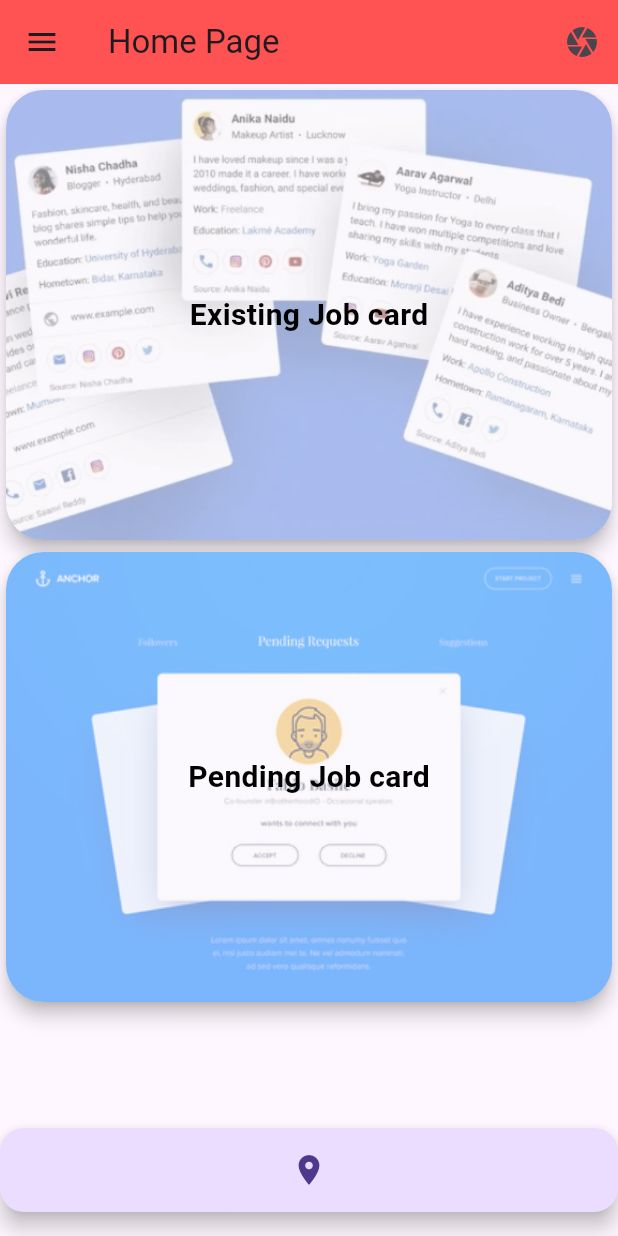
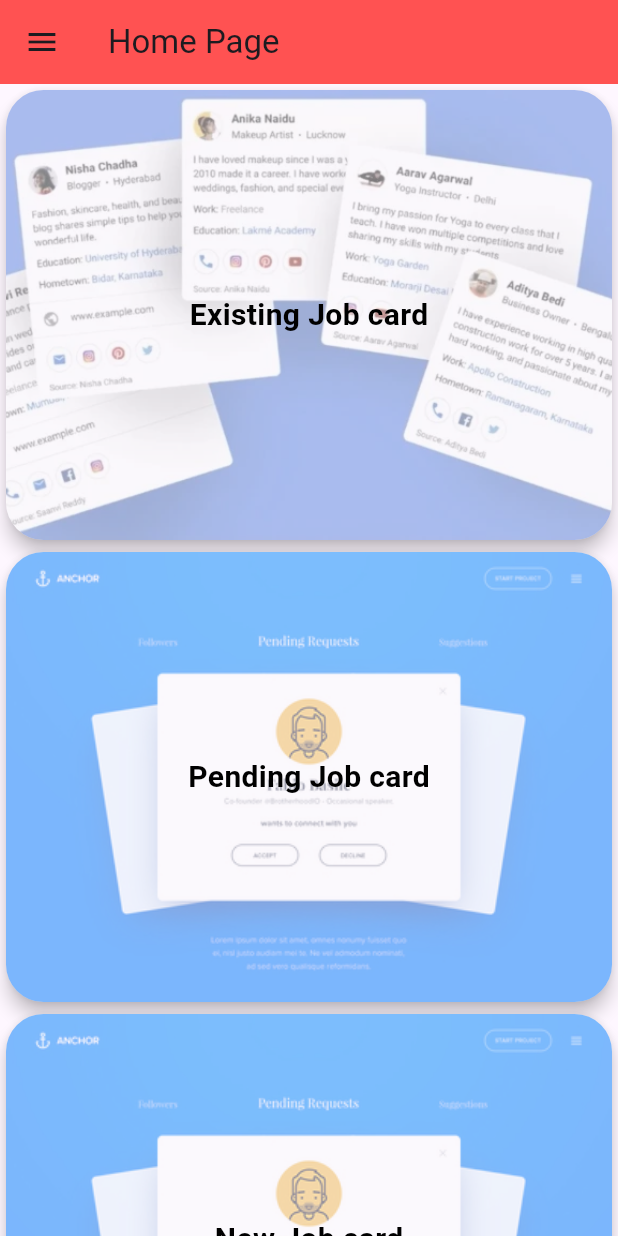
Before and after one commit to MATHAN4023/CodeFlink_Task1, a Flutter app: the HomePage screen opened directly, on a phone screen of 412 x 824 dp. Run offline on Flutter 3.47's test engine with Material 3 defaults, Android fonts, the light colour scheme and no system bars; our stand-ins replace camera, carousel_slider.

Commit message:
code update

```diff
--- a/codeflink/lib/Pages/HomePage.dart
+++ b/codeflink/lib/Pages/HomePage.dart
@@ -1,68 +1,67 @@
+import 'package:codeflink/Pages/CamaraAccess.dart';
 import 'package:codeflink/Pages/PendingJobCard.dart';
 import 'package:flutter/material.dart';
-import 'package:geolocator/geolocator.dart'; // Import geolocator package
 
-import 'CamaraAccess.dart'; // Import CamAccess
 import 'Inbox.dart';
 import 'LoginPage.dart';
 
 class HomePage extends StatelessWidget {
   const HomePage({Key? key}) : super(key: key);
 
-  // Function to get user's location
-  Future<void> _getLocation(BuildContext context) async {
-    try {
-      bool serviceEnabled;
-      LocationPermission permission;
-
-      // Check if location services are enabled
-      serviceEnabled = await Geolocator.isLocationServiceEnabled();
-      if (!serviceEnabled) {
-        print('Location services are disabled.');
-        return;
-      }
-
-      // Request location permission
-      permission = await Geolocator.checkPermission();
-      if (permission == LocationPermission.denied) {
-        permission = await Geolocator.requestPermission();
-        if (permission == LocationPermission.denied) {
-          print('Location permission is denied.');
-          return;
-        }
-      }
-
-      if (permission == LocationPermission.deniedForever) {
-        print(
-            'Location permissions are permanently denied, we cannot request permissions.');
-        return;
-      }
-
-      // Get user's current location
-      Position position = await Geolocator.getCurrentPosition();
-      // Display latitude and longitude in a dialog
-      showDialog(
-        context: context,
-        builder: (BuildContext context) {
-          return AlertDialog(
-            title: Text('Current Location'),
-            content: Text(
-                'Latitude: ${position.latitude}\nLongitude: ${position.longitude}'),
-            actions: <Widget>[
-              TextButton(
-                onPressed: () {
-                  Navigator.of(context).pop();
-                },
-                child: Text('Close'),
-              ),
-            ],
-          );
-        },
-      );
-    } catch (e) {
-      print('Error getting location: $e');
-    }
-  }
+  // // Function to get user's location
+  // Future<void> _getLocation(BuildContext context) async {
+  //   try {
+  //     bool serviceEnabled;
+  //     LocationPermission permission;
+  //
+  //     // Check if location services are enabled
+  //     serviceEnabled = await Geolocator.isLocationServiceEnabled();
+  //     if (!serviceEnabled) {
+  //       print('Location services are disabled.');
+  //       return;
+  //     }
+  //
+  //     // Request location permission
+  //     permission = await Geolocator.checkPermission();
+  //     if (permission == LocationPermission.denied) {
+  //       permission = await Geolocator.requestPermission();
+  //       if (permission == LocationPermission.denied) {
+  //         print('Location permission is denied.');
+  //         return;
+  //       }
+  //     }
+  //
+  //     if (permission == LocationPermission.deniedForever) {
+  //       print(
+  //           'Location permissions are permanently denied, we cannot request permissions.');
+  //       return;
+  //     }
+  //
+  //     // Get user's current location
+  //     Position position = await Geolocator.getCurrentPosition();
+  //     // Display latitude and longitude in a dialog
+  //     showDialog(
+  //       context: context,
+  //       builder: (BuildContext context) {
+  //         return AlertDialog(
+  //           title: Text('Current Location'),
+  //           content: Text(
+  //               'Latitude: ${position.latitude}\nLongitude: ${position.longitude}'),
+  //           actions: <Widget>[
+  //             TextButton(
+  //               onPressed: () {
+  //                 Navigator.of(context).pop();
+  //               },
+  //               child: Text('Close'),
+  //             ),
+  //           ],
+  //         );
+  //       },
+  //     );
+  //   } catch (e) {
+  //     print('Error getting location: $e');
+  //   }
+  // }
 
   @override
   Widget build(BuildContext context) {
@@ -70,16 +69,18 @@ class HomePage extends StatelessWidget {
       appBar: AppBar(
         title: Text("Home Page"),
         backgroundColor: Colors.redAccent,
-        actions: [
-          IconButton(
-            icon: Icon(Icons.camera),
-            onPressed: () {
-              Navigator.of(context).pushReplacement(
-                MaterialPageRoute(builder: (context) => const CamAccess()),
-              );
-            },
-          ),
-        ],
+
+        // //Camara Icon In Home Screen -
+        // actions: [
+        //   IconButton(
+        //     icon: Icon(Icons.camera),
+        //     onPressed: () {
+        //       Navigator.of(context).pushReplacement(
+        //         MaterialPageRoute(builder: (context) => const CamAccess()),
+        //       );
+        //     },
+        //   ),
+        // ],
       ),
       drawer: Drawer(
         backgroundColor: Colors.white,
@@ -108,7 +109,7 @@ class HomePage extends StatelessWidget {
               height: 10,
             ),
             ListTile(
-              title: Text("New Job card"),
+              title: Text("Tracking Order"),
               leading: Icon(Icons.add_chart_rounded),
               onTap: () => Navigator.of(context).pushReplacement(
                 MaterialPageRoute(builder: (context) => const CamAccess()),
@@ -232,22 +233,62 @@ class HomePage extends StatelessWidget {
                     ),
                   ),
                 ),
+                Card(
+                  elevation: 5,
+                  shape: RoundedRectangleBorder(
+                    borderRadius:
+                        BorderRadius.circular(25.0), // Set border radius here
+                  ),
+                  child: InkWell(
+                    onTap: () {
+                      Navigator.of(context).pushReplacement(
+                        MaterialPageRoute(
+                            builder: (context) => PendingJobCard()),
+                      );
+                    },
+                    child: Container(
+                      height: 300, // Increase the height as needed
+                      decoration: BoxDecoration(
+                        borderRadius: BorderRadius.circular(25.0),
+                        image: DecorationImage(
+                          image: AssetImage(
+                              'lib/Assets/HomePageImages/pendingjobcard.jpg'), // Add your image asset path
+                          fit: BoxFit.cover,
+                          colorFilter: ColorFilter.mode(
+                              Colors.black.withOpacity(0.5),
+                              BlendMode
+                                  .dstATop), // Adjust opacity here (0.5 means 50% opacity)
+                        ),
+                      ),
 
+                      child: Center(
+                        child: Text(
+                          'New Job card',
+                          style: TextStyle(
+                            color: Colors.black,
+                            fontWeight: FontWeight.bold,
+                            fontSize: 20.0,
+                          ),
+                        ),
+                      ),
+                    ),
+                  ),
+                ),
               ],
             ),
           ),
           // Positioned widget to show location at the center
-          Positioned(
-            bottom: 16, // Adjust position as needed
-            left: 0,
-            right: 0,
-            child: FloatingActionButton(
-              onPressed: () =>
-                  _getLocation(context), // Call _getLocation function
-              tooltip: 'Get Location',
-              child: Icon(Icons.location_on),
-            ),
-          ),
+          // Positioned(
+          //   bottom: 16, // Adjust position as needed
+          //   left: 0,
+          //   right: 0,
+          //   child: FloatingActionButton(
+          //     onPressed: () =>
+          //         _getLocation(context), // Call _getLocation function
+          //     tooltip: 'Get Location',
+          //     child: Icon(Icons.location_on),
+          //   ),
+          // ),
         ],
       ),
     );
```
